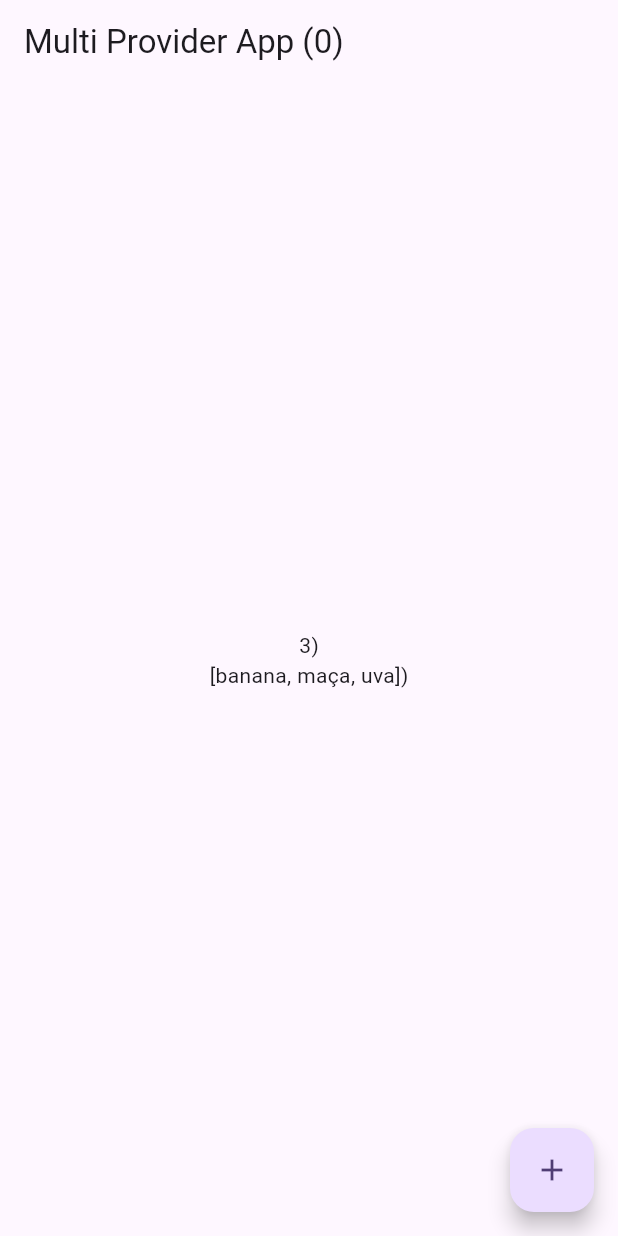
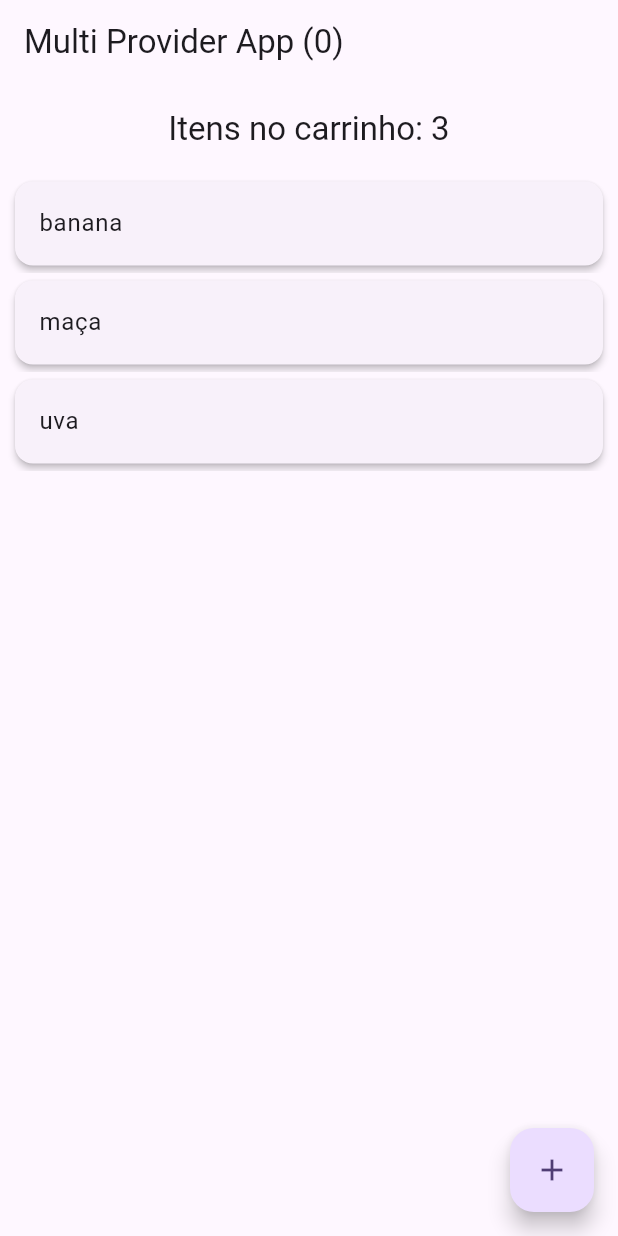
Before and after one commit to HerickYag/Flutter, a Flutter app: the Second screen opened directly, on a phone screen of 412 x 824 dp. Run offline on Flutter 3.47's test engine with Material 3 defaults, Android fonts, the phone set to English and light mode, and no system bars.

Commit message:
Update second.dart

```diff
--- a/lib/ProviderTestes/contador/aula_multiprovider_count_card/routes/second.dart
+++ b/lib/ProviderTestes/contador/aula_multiprovider_count_card/routes/second.dart
@@ -1,32 +1,103 @@
 import 'package:flutter/material.dart';
-import 'package:myapp/ProviderTestes/contador/aula_multiprovider_count_card/state/cart.dart';
-import 'package:myapp/ProviderTestes/contador/aula_multiprovider_count_card/state/count.dart';
+import 'package:myapp/ProviderTestes/contador/aula_multiprovider_count_card/state/cart.dart'; //
+import 'package:myapp/ProviderTestes/contador/aula_multiprovider_count_card/state/count.dart'; //
 import 'package:provider/provider.dart';
+import 'dart:math'; // For generating distinct new items, optional
 
-class Second extends StatelessWidget {
-  const Second({super.key});
+class Second extends StatefulWidget {
+  const Second({super.key}); //
+
+  @override
+  State<Second> createState() => _SecondState();
+}
+
+class _SecondState extends State<Second> {
+  final GlobalKey<AnimatedListState> _listKey = GlobalKey<AnimatedListState>();
+  List<String> _displayedItems = [];
+
+  @override
+  void initState() {
+    super.initState();
+    // Initialize the local list with items from the Cart provider
+    // We use listen: false because this is a one-time initialization.
+    // The list will be updated manually upon adding new items.
+    final cart = Provider.of<Cart>(context, listen: false);
+    _displayedItems = List.from(cart.cart); //
+  }
+
+  // Helper method to build each item with an animation
+  Widget _buildAnimatedItem(
+      BuildContext context, String item, Animation<double> animation) {
+    return SizeTransition(
+      sizeFactor: animation,
+      axisAlignment: -1.0, // Item grows from top to bottom
+      child: Card(
+        elevation: 2,
+        margin: const EdgeInsets.symmetric(vertical: 5, horizontal: 10),
+        child: ListTile(
+          title: Text(item),
+        ),
+      ),
+    );
+  }
+
+  void _addItem() {
+    final cartProvider = context.read<Cart>(); //
+    // Example: create a new unique item string
+    final String newItem =
+        'novo item ❤ ${Random().nextInt(100)}'; // You can customize your new item
+
+    // 1. Determine the index for insertion
+    final int insertIndex = _displayedItems.length;
+
+    // 2. Add to the Cart provider (updates global state and other listeners like the count)
+    cartProvider.addItem(newItem); //
+
+    // 3. Add to the local list that AnimatedList uses
+    _displayedItems.insert(insertIndex, newItem);
+
+    // 4. Trigger the animation in AnimatedList
+    _listKey.currentState
+        ?.insertItem(insertIndex, duration: const Duration(milliseconds: 300));
+  }
 
   @override
   Widget build(BuildContext context) {
     return Scaffold(
       appBar: AppBar(
-        title: Text('Multi Provider App (${context.watch<Count>().count})'),
+        title: Text('Multi Provider App (${context.watch<Count>().count})'), //
       ),
-      body: Center(
-        child: Column(
-          mainAxisAlignment: MainAxisAlignment.center,
-          children: [
-            Text('${context.watch<Cart>().count})'),
-            Text('${context.watch<Cart>().cart})'),
-          ],
-        ),
+      body: Column(
+        children: [
+          Padding(
+            padding: const EdgeInsets.all(16.0),
+            child: Text(
+              'Itens no carrinho: ${context.watch<Cart>().count}', // Displays the count from Cart provider //
+              style: Theme.of(context).textTheme.titleLarge,
+            ),
+          ),
+          Expanded(
+            child: AnimatedList(
+              key: _listKey,
+              initialItemCount: _displayedItems.length,
+              itemBuilder: (context, index, animation) {
+                // Check bounds to be safe, though _displayedItems should be in sync
+                if (index < _displayedItems.length) {
+                  return _buildAnimatedItem(
+                      context, _displayedItems[index], animation);
+                }
+                return const SizedBox.shrink(); // Should not happen
+              },
+            ),
+          ),
+        ],
       ),
-       floatingActionButton: FloatingActionButton(
-        key: Key('addItem_floatingActionButton'),
-        onPressed:() => context.read<Cart>().addItem('novo item ❤'),
-        tooltip: 'Adicionar novo item!',
-        child: const Icon(Icons.add),
-      )
+      floatingActionButton: FloatingActionButton(
+        key: const Key('addItem_floatingActionButton'), //
+        onPressed: _addItem,
+        tooltip: 'Adicionar novo item!', //
+        child: const Icon(Icons.add), //
+      ),
     );
   }
 }
```
